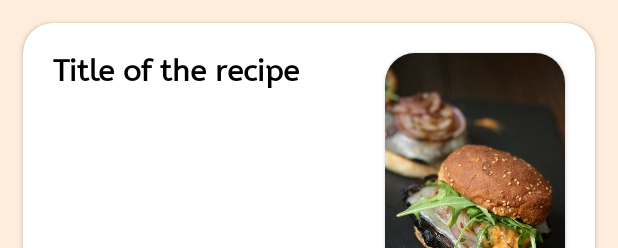
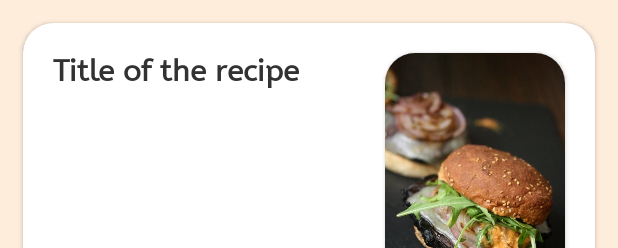
Before and after one commit to pintertamas/feasty, an Android app: the layout recycler_view_item.xml on its own in the app's theme, with its tools: preview values and no code run, on a phone screen of 412 x 824 dp. Shown: the top 248 px of the screen. Run offline under Robolectric (Android 15) with nearby library versions, the phone set to English and light mode, and no system bars.

Commit message:
theme update

```diff
--- a/app/src/main/res/drawable/dialog_background.xml
+++ b/app/src/main/res/drawable/dialog_background.xml
@@ -1,6 +1,6 @@
 <?xml version="1.0" encoding="utf-8"?>
 <shape xmlns:android="http://schemas.android.com/apk/res/android">
-    <solid android:color="@color/black">
+    <solid android:color="@color/darkest_grey">
 
     </solid>
 
--- a/app/src/main/res/layout/activity_main.xml
+++ b/app/src/main/res/layout/activity_main.xml
@@ -4,7 +4,7 @@
     xmlns:tools="http://schemas.android.com/tools"
     android:layout_width="match_parent"
     android:layout_height="match_parent"
-    android:background="?attr/colorSecondaryVariant"
+    android:background="?attr/colorSecondary"
     tools:context=".MainActivity">
 
     <EditText
--- a/app/src/main/res/layout/recycler_view_item.xml
+++ b/app/src/main/res/layout/recycler_view_item.xml
@@ -3,7 +3,7 @@
     xmlns:app="http://schemas.android.com/apk/res-auto"
     android:layout_width="match_parent"
     android:layout_height="wrap_content"
-    android:background="?attr/colorSecondaryVariant"
+    android:background="?attr/colorSecondary"
     android:paddingBottom="10dp"
     android:clipToPadding="false">
 
@@ -13,7 +13,7 @@
         android:layout_height="match_parent"
         android:layout_margin="15dp"
         android:paddingBottom="5dp"
-        android:background="@color/black"
+        android:background="?attr/colorOnSecondary"
         android:elevation="10sp"
         app:cardCornerRadius="20dp"
         app:layout_constraintLeft_toLeftOf="parent"
--- a/app/src/main/res/values-night/themes.xml
+++ b/app/src/main/res/values-night/themes.xml
@@ -2,16 +2,16 @@
     <!-- Base application theme. -->
     <style name="Theme.Feasty" parent="Theme.MaterialComponents.DayNight.NoActionBar">
         <!-- Primary brand color. -->
-        <item name="colorPrimary">#FFC99C</item>
-        <item name="colorPrimaryVariant">#FFFFFD</item>
-        <item name="colorOnPrimary">#FF831C</item>
+        <item name="colorPrimary">@color/peach_puff</item>
+        <item name="colorPrimaryVariant">@color/white</item>
+        <item name="colorOnPrimary">@color/dark_orange</item>
         <!-- Secondary brand color. -->
-        <item name="colorSecondary">#FFDBBC</item>
-        <item name="colorSecondaryVariant">#FFEDDC</item>
-        <item name="colorOnSecondary">@color/black</item>
+        <item name="colorSecondary">@color/papaya_whip</item>
+        <item name="colorSecondaryVariant">@color/papaya_whip</item>
+        <item name="colorOnSecondary">@color/darkest_grey</item>
         <item name="cardBackgroundColor">@color/white</item>
         <!-- Status bar color. -->
-        <item name="android:statusBarColor" tools:targetApi="l">?attr/colorSecondaryVariant</item>
+        <item name="android:statusBarColor" tools:targetApi="l">?attr/colorSecondary</item>
         <!-- Customize your theme here. -->
         <item name="android:fontFamily">@font/abeezee_regular</item>
     </style>
--- a/app/src/main/res/values/colors.xml
+++ b/app/src/main/res/values/colors.xml
@@ -1,10 +1,8 @@
 <?xml version="1.0" encoding="utf-8"?>
 <resources>
-    <color name="purple_200">#FFBB86FC</color>
-    <color name="purple_500">#FF6200EE</color>
-    <color name="purple_700">#FF3700B3</color>
-    <color name="teal_200">#FF03DAC5</color>
-    <color name="teal_700">#FF018786</color>
-    <color name="black">#FF000000</color>
+    <color name="peach_puff">#FFC99C</color>
+    <color name="dark_orange">#FF831C</color>
+    <color name="papaya_whip">#FFEDDC</color>
+    <color name="darkest_grey">#323232</color>
     <color name="white">#FFFFFFFF</color>
 </resources>
--- a/app/src/main/res/values/themes.xml
+++ b/app/src/main/res/values/themes.xml
@@ -2,16 +2,16 @@
     <!-- Base application theme. -->
     <style name="Theme.Feasty" parent="Theme.AppCompat.DayNight.NoActionBar">
         <!-- Primary brand color. -->
-        <item name="colorPrimary">#FFC99C</item>
-        <item name="colorPrimaryVariant">#FFFFFD</item>
-        <item name="colorOnPrimary">#FF831C</item>
+        <item name="colorPrimary">@color/peach_puff</item>
+        <item name="colorPrimaryVariant">@color/white</item>
+        <item name="colorOnPrimary">@color/dark_orange</item>
         <!-- Secondary brand color. -->
-        <item name="colorSecondary">#FFDBBC</item>
-        <item name="colorSecondaryVariant">#FFEDDC</item>
-        <item name="colorOnSecondary">@color/black</item>
+        <item name="colorSecondary">@color/papaya_whip</item>
+        <item name="colorSecondaryVariant">@color/papaya_whip</item>
+        <item name="colorOnSecondary">@color/darkest_grey</item>
         <item name="cardBackgroundColor">@color/white</item>
         <!-- Status bar color. -->
-        <item name="android:statusBarColor" tools:targetApi="l">?attr/colorSecondaryVariant</item>
+        <item name="android:statusBarColor" tools:targetApi="l">?attr/colorSecondary</item>
         <!-- Customize your theme here. -->
         <item name="android:fontFamily">@font/abeezee_regular</item>
     </style>
```
